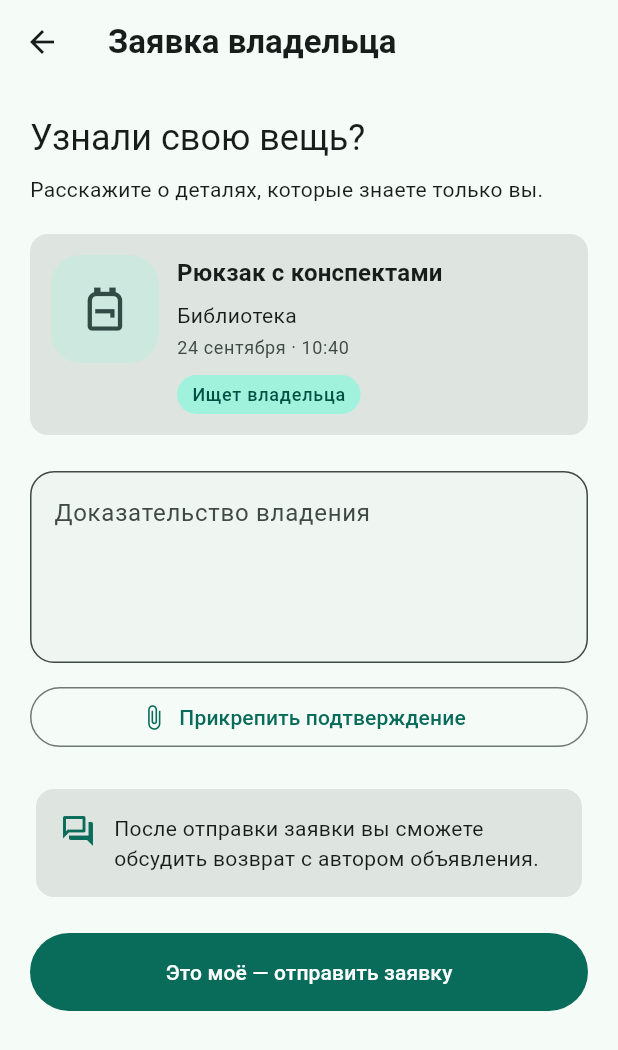
After one commit to VasilievNichita/LostFound_project, a Flutter app: the ClaimScreen screen opened directly, on a phone screen of 412 x 824 dp. The commit adds this screen. Shown: the top 1050 px of the screen. Run offline on Flutter 3.47's test engine with Material 3 defaults, Android fonts, the phone set to English and light mode, and no system bars.

Commit message:
L2: добавил заявку владельца с доказательством

```diff
--- /dev/null
+++ b/lib/screens/claim_screen.dart
@@ -0,0 +1,66 @@
+import 'package:flutter/material.dart';
+
+import '../data/mock_data.dart';
+import '../widgets/item_card.dart';
+
+class ClaimScreen extends StatelessWidget {
+  const ClaimScreen({super.key});
+
+  @override
+  Widget build(BuildContext context) {
+    final theme = Theme.of(context);
+    return Scaffold(
+      appBar: AppBar(title: const Text('Заявка владельца')),
+      body: ListView(
+        padding: const EdgeInsets.all(20),
+        children: [
+          Text('Узнали свою вещь?', style: theme.textTheme.headlineSmall),
+          const SizedBox(height: 8),
+          const Text('Расскажите о деталях, которые знаете только вы.'),
+          const SizedBox(height: 20),
+          ItemCard(item: foundItems.first),
+          const SizedBox(height: 24),
+          const TextField(
+            minLines: 4,
+            maxLines: 6,
+            decoration: InputDecoration(
+              labelText: 'Доказательство владения',
+              alignLabelWithHint: true,
+              hintText: 'Что внутри? Есть ли особая отметка или наклейка?',
+            ),
+          ),
+          const SizedBox(height: 12),
+          OutlinedButton.icon(
+            onPressed: () {},
+            icon: const Icon(Icons.attach_file),
+            label: const Text('Прикрепить подтверждение'),
+          ),
+          const SizedBox(height: 20),
+          Card.filled(
+            child: Padding(
+              padding: const EdgeInsets.all(16),
+              child: Row(
+                crossAxisAlignment: CrossAxisAlignment.start,
+                children: [
+                  Icon(Icons.forum_outlined, color: theme.colorScheme.primary),
+                  const SizedBox(width: 12),
+                  const Expanded(
+                    child: Text(
+                      'После отправки заявки вы сможете '
+                      'обсудить возврат с автором объявления.',
+                    ),
+                  ),
+                ],
+              ),
+            ),
+          ),
+          const SizedBox(height: 20),
+          FilledButton(
+            onPressed: () {},
+            child: const Text('Это моё — отправить заявку'),
+          ),
+        ],
+      ),
+    );
+  }
+}
--- a/lib/screens/demo_screen.dart
+++ b/lib/screens/demo_screen.dart
@@ -7,6 +7,8 @@ import 'board_screen.dart';
 import 'item_detail_screen.dart';
 
 import 'item_form_screen.dart';
+
+import 'claim_screen.dart';
 
 // SCREEN_IMPORTS
 
@@ -25,6 +27,7 @@ class DemoScreen extends StatelessWidget {
         Icons.edit_note_rounded,
         const ItemFormScreen(),
       ),
+      ('Заявка владельца', Icons.pan_tool_outlined, const ClaimScreen()),
       // SCREEN_ENTRIES
     ];
     return Scaffold(
```
